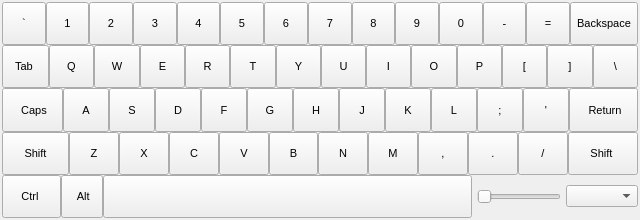
aitjcize/Qin, file qin/src/QVirtualKeyboard.ui: the form before one commit.
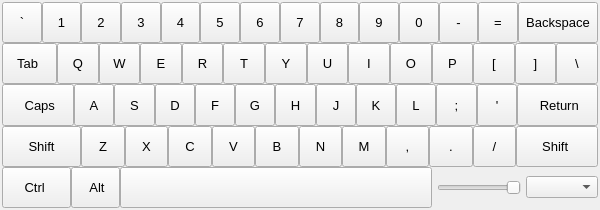
The form after the commit.

Commit message: Qin: Add opacity support for QVirtualKeyboard

Diff of the .ui file:
```diff
--- a/qin/src/QVirtualKeyboard.ui
+++ b/qin/src/QVirtualKeyboard.ui
@@ -6,8 +6,8 @@
    <rect>
     <x>0</x>
     <y>0</y>
-    <width>640</width>
-    <height>220</height>
+    <width>600</width>
+    <height>210</height>
    </rect>
   </property>
   <property name="sizePolicy">
@@ -55,7 +55,7 @@
          </property>
          <property name="font">
           <font>
-           <pointsize>8</pointsize>
+           <pointsize>10</pointsize>
           </font>
          </property>
          <property name="accessibleName">
@@ -79,7 +79,7 @@
          </property>
          <property name="font">
           <font>
-           <pointsize>8</pointsize>
+           <pointsize>10</pointsize>
           </font>
          </property>
          <property name="accessibleName">
@@ -103,7 +103,7 @@
          </property>
          <property name="font">
           <font>
-           <pointsize>8</pointsize>
+           <pointsize>10</pointsize>
           </font>
          </property>
          <property name="accessibleName">
@@ -127,7 +127,7 @@
          </property>
          <property name="font">
           <font>
-           <pointsize>8</pointsize>
+           <pointsize>10</pointsize>
           </font>
          </property>
          <property name="accessibleName">
@@ -151,7 +151,7 @@
          </property>
          <property name="font">
           <font>
-           <pointsize>8</pointsize>
+           <pointsize>10</pointsize>
           </font>
          </property>
          <property name="accessibleName">
@@ -175,7 +175,7 @@
          </property>
          <property name="font">
           <font>
-           <pointsize>8</pointsize>
+           <pointsize>10</pointsize>
           </font>
          </property>
          <property name="accessibleName">
@@ -199,7 +199,7 @@
          </property>
          <property name="font">
           <font>
-           <pointsize>8</pointsize>
+           <pointsize>10</pointsize>
           </font>
          </property>
          <property name="accessibleName">
@@ -223,7 +223,7 @@
          </property>
          <property name="font">
           <font>
-           <pointsize>8</pointsize>
+           <pointsize>10</pointsize>
           </font>
          </property>
          <property name="accessibleName">
@@ -247,7 +247,7 @@
          </property>
          <property name="font">
           <font>
-           <pointsize>8</pointsize>
+           <pointsize>10</pointsize>
           </font>
          </property>
          <property name="accessibleName">
@@ -271,7 +271,7 @@
          </property>
          <property name="font">
           <font>
-           <pointsize>8</pointsize>
+           <pointsize>10</pointsize>
           </font>
          </property>
          <property name="accessibleName">
@@ -295,7 +295,7 @@
          </property>
          <property name="font">
           <font>
-           <pointsize>8</pointsize>
+           <pointsize>10</pointsize>
           </font>
          </property>
          <property name="accessibleName">
@@ -319,7 +319,7 @@
          </property>
          <property name="font">
           <font>
-           <pointsize>8</pointsize>
+           <pointsize>10</pointsize>
           </font>
          </property>
          <property name="accessibleName">
@@ -343,7 +343,7 @@
          </property>
          <property name="font">
           <font>
-           <pointsize>8</pointsize>
+           <pointsize>10</pointsize>
           </font>
          </property>
          <property name="accessibleName">
@@ -367,7 +367,7 @@
          </property>
          <property name="font">
           <font>
-           <pointsize>8</pointsize>
+           <pointsize>10</pointsize>
           </font>
          </property>
          <property name="accessibleName">
@@ -398,7 +398,7 @@
          </property>
          <property name="font">
           <font>
-           <pointsize>8</pointsize>
+           <pointsize>10</pointsize>
           </font>
          </property>
          <property name="accessibleName">
@@ -422,7 +422,7 @@
          </property>
          <property name="font">
           <font>
-           <pointsize>8</pointsize>
+           <pointsize>10</pointsize>
           </font>
          </property>
          <property name="accessibleName">
@@ -446,7 +446,7 @@
          </property>
          <property name="font">
           <font>
-           <pointsize>8</pointsize>
+           <pointsize>10</pointsize>
           </font>
          </property>
          <property name="accessibleName">
@@ -470,7 +470,7 @@
          </property>
          <property name="font">
           <font>
-           <pointsize>8</pointsize>
+           <pointsize>10</pointsize>
           </font>
          </property>
          <property name="accessibleName">
@@ -494,7 +494,7 @@
          </property>
          <property name="font">
           <font>
-           <pointsize>8</pointsize>
+           <pointsize>10</pointsize>
           </font>
          </property>
          <property name="accessibleName">
@@ -518,7 +518,7 @@
          </property>
          <property name="font">
           <font>
-           <pointsize>8</pointsize>
+           <pointsize>10</pointsize>
           </font>
          </property>
          <property name="accessibleName">
@@ -542,7 +542,7 @@
          </property>
          <property name="font">
           <font>
-           <pointsize>8</pointsize>
+           <pointsize>10</pointsize>
           </font>
          </property>
          <property name="accessibleName">
@@ -566,7 +566,7 @@
          </property>
          <property name="font">
           <font>
-           <pointsize>8</pointsize>
+           <pointsize>10</pointsize>
           </font>
          </property>
          <property name="accessibleName">
@@ -590,7 +590,7 @@
          </property>
          <property name="font">
           <font>
-           <pointsize>8</pointsize>
+           <pointsize>10</pointsize>
           </font>
          </property>
          <property name="accessibleName">
@@ -614,7 +614,7 @@
          </property>
          <property name="font">
           <font>
-           <pointsize>8</pointsize>
+           <pointsize>10</pointsize>
           </font>
          </property>
          <property name="accessibleName">
@@ -638,7 +638,7 @@
          </property>
          <property name="font">
           <font>
-           <pointsize>8</pointsize>
+           <pointsize>10</pointsize>
           </font>
          </property>
          <property name="accessibleName">
@@ -662,7 +662,7 @@
          </property>
          <property name="font">
           <font>
-           <pointsize>8</pointsize>
+           <pointsize>10</pointsize>
           </font>
          </property>
          <property name="accessibleName">
@@ -686,7 +686,7 @@
          </property>
          <property name="font">
           <font>
-           <pointsize>8</pointsize>
+           <pointsize>10</pointsize>
           </font>
          </property>
          <property name="accessibleName">
@@ -710,7 +710,7 @@
          </property>
          <property name="font">
           <font>
-           <pointsize>8</pointsize>
+           <pointsize>10</pointsize>
           </font>
          </property>
          <property name="accessibleName">
@@ -741,7 +741,7 @@
          </property>
          <property name="font">
           <font>
-           <pointsize>8</pointsize>
+           <pointsize>10</pointsize>
           </font>
          </property>
          <property name="accessibleName">
@@ -768,7 +768,7 @@
          </property>
          <property name="font">
           <font>
-           <pointsize>8</pointsize>
+           <pointsize>10</pointsize>
           </font>
          </property>
          <property name="accessibleName">
@@ -792,7 +792,7 @@
          </property>
          <property name="font">
           <font>
-           <pointsize>8</pointsize>
+           <pointsize>10</pointsize>
           </font>
          </property>
          <property name="accessibleName">
@@ -816,7 +816,7 @@
          </property>
          <property name="font">
           <font>
-           <pointsize>8</pointsize>
+           <pointsize>10</pointsize>
           </font>
          </property>
          <property name="accessibleName">
@@ -840,7 +840,7 @@
          </property>
          <property name="font">
           <font>
-           <pointsize>8</pointsize>
+           <pointsize>10</pointsize>
           </font>
          </property>
          <property name="accessibleName">
@@ -864,7 +864,7 @@
          </property>
          <property name="font">
           <font>
-           <pointsize>8</pointsize>
+           <pointsize>10</pointsize>
           </font>
          </property>
          <property name="accessibleName">
@@ -888,7 +888,7 @@
          </property>
          <property name="font">
           <font>
-           <pointsize>8</pointsize>
+           <pointsize>10</pointsize>
           </font>
          </property>
          <property name="accessibleName">
@@ -912,7 +912,7 @@
          </property>
          <property name="font">
           <font>
-           <pointsize>8</pointsize>
+           <pointsize>10</pointsize>
           </font>
          </property>
          <property name="accessibleName">
@@ -936,7 +936,7 @@
          </property>
          <property name="font">
           <font>
-           <pointsize>8</pointsize>
+           <pointsize>10</pointsize>
           </font>
          </property>
          <property name="accessibleName">
@@ -960,7 +960,7 @@
          </property>
          <property name="font">
           <font>
-           <pointsize>8</pointsize>
+           <pointsize>10</pointsize>
           </font>
          </property>
          <property name="accessibleName">
@@ -984,7 +984,7 @@
          </property>
          <property name="font">
           <font>
-           <pointsize>8</pointsize>
+           <pointsize>10</pointsize>
           </font>
          </property>
          <property name="accessibleName">
@@ -1008,7 +1008,7 @@
          </property>
          <property name="font">
           <font>
-           <pointsize>8</pointsize>
+           <pointsize>10</pointsize>
           </font>
          </property>
          <property name="accessibleName">
@@ -1032,7 +1032,7 @@
          </property>
          <property name="font">
           <font>
-           <pointsize>8</pointsize>
+           <pointsize>10</pointsize>
           </font>
          </property>
          <property name="accessibleName">
@@ -1063,7 +1063,7 @@
          </property>
          <property name="font">
           <font>
-           <pointsize>8</pointsize>
+           <pointsize>10</pointsize>
           </font>
          </property>
          <property name="accessibleName">
@@ -1090,7 +1090,7 @@
          </property>
          <property name="font">
           <font>
-           <pointsize>8</pointsize>
+           <pointsize>10</pointsize>
           </font>
          </property>
          <property name="accessibleName">
@@ -1114,7 +1114,7 @@
          </property>
          <property name="font">
           <font>
-           <pointsize>8</pointsize>
+           <pointsize>10</pointsize>
           </font>
          </property>
          <property name="accessibleName">
@@ -1138,7 +1138,7 @@
          </property>
          <property name="font">
           <font>
-           <pointsize>8</pointsize>
+           <pointsize>10</pointsize>
           </font>
          </property>
          <property name="accessibleName">
@@ -1162,7 +1162,7 @@
          </property>
          <property name="font">
           <font>
-           <pointsize>8</pointsize>
+           <pointsize>10</pointsize>
           </font>
          </property>
          <property name="accessibleName">
@@ -1186,7 +1186,7 @@
          </property>
          <property name="font">
           <font>
-           <pointsize>8</pointsize>
+           <pointsize>10</pointsize>
           </font>
          </property>
          <property name="accessibleName">
@@ -1210,7 +1210,7 @@
          </property>
          <property name="font">
           <font>
-           <pointsize>8</pointsize>
+           <pointsize>10</pointsize>
           </font>
          </property>
          <property name="accessibleName">
@@ -1234,7 +1234,7 @@
          </property>
          <property name="font">
           <font>
-           <pointsize>8</pointsize>
+           <pointsize>10</pointsize>
           </font>
          </property>
          <property name="accessibleName">
@@ -1258,7 +1258,7 @@
          </property>
          <property name="font">
           <font>
-           <pointsize>8</pointsize>
+           <pointsize>10</pointsize>
           </font>
          </property>
          <property name="accessibleName">
@@ -1282,7 +1282,7 @@
          </property>
          <property name="font">
           <font>
-           <pointsize>8</pointsize>
+           <pointsize>10</pointsize>
           </font>
          </property>
          <property name="accessibleName">
@@ -1306,7 +1306,7 @@
          </property>
          <property name="font">
           <font>
-           <pointsize>8</pointsize>
+           <pointsize>10</pointsize>
           </font>
          </property>
          <property name="accessibleName">
@@ -1330,7 +1330,7 @@
          </property>
          <property name="font">
           <font>
-           <pointsize>8</pointsize>
+           <pointsize>10</pointsize>
           </font>
          </property>
          <property name="accessibleName">
@@ -1364,7 +1364,7 @@
          </property>
          <property name="font">
           <font>
-           <pointsize>8</pointsize>
+           <pointsize>10</pointsize>
           </font>
          </property>
          <property name="accessibleName">
@@ -1391,7 +1391,7 @@
          </property>
          <property name="font">
           <font>
-           <pointsize>8</pointsize>
+           <pointsize>10</pointsize>
           </font>
          </property>
          <property name="accessibleName">
@@ -1418,7 +1418,7 @@
          </property>
          <property name="font">
           <font>
-           <pointsize>8</pointsize>
+           <pointsize>10</pointsize>
           </font>
          </property>
          <property name="accessibleName">
@@ -1459,6 +1459,9 @@
          <property name="orientation">
           <enum>Qt::Horizontal</enum>
          </property>
+         <property name="invertedAppearance">
+          <bool>true</bool>
+         </property>
         </widget>
        </item>
        <item>
```
Left out of the diff: 2 changed lines with no effect on the pictures. The commit also changes 4 other files.
